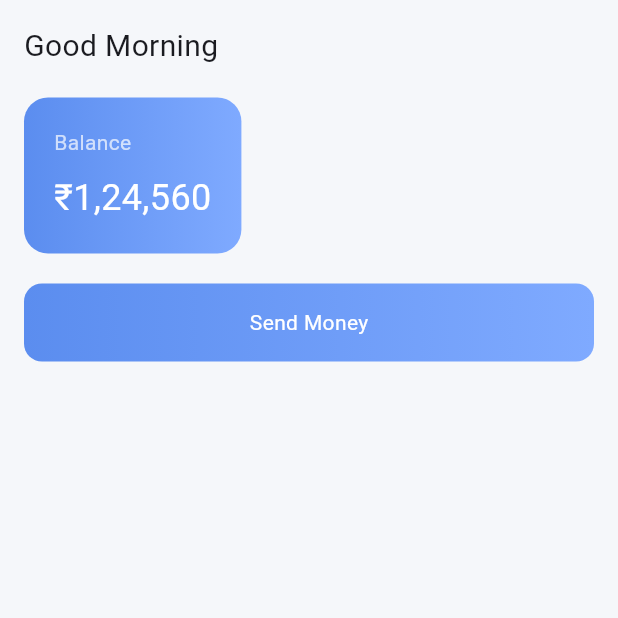
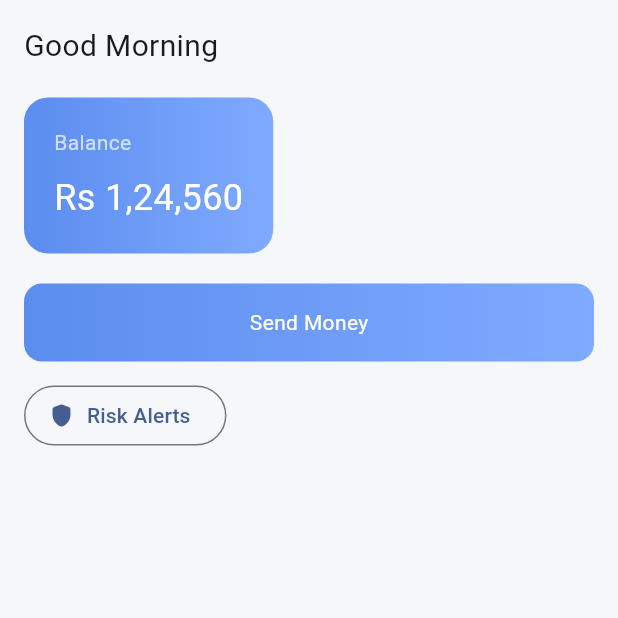
Before and after one commit to Karanam-Gowtham/Intelligent-Banking-System-with-Transformer-Based-Transaction-Intelligence, a Flutter app: the screen it shows after launch, on a phone screen of 412 x 824 dp, the top half of it. Run offline on Flutter 3.47's test engine with Material 3 defaults, Android fonts, the phone set to English and light mode, and no system bars; our stand-ins replace go_router.

Commit message:
fix: integrate risk alerts into main app flow

```diff
--- a/bank_ui/lib/features/home/home_screen.dart
+++ b/bank_ui/lib/features/home/home_screen.dart
@@ -1,47 +1,56 @@
 import 'package:flutter/material.dart';
+
 import '../../widgets/gradient_button.dart';
 
 class HomeScreen extends StatelessWidget {
+  const HomeScreen({super.key});
+
   @override
   Widget build(BuildContext context) {
     return Scaffold(
       body: SafeArea(
         child: Padding(
-          padding: EdgeInsets.all(16),
+          padding: const EdgeInsets.all(16),
           child: Column(
             crossAxisAlignment: CrossAxisAlignment.start,
             children: [
-              Text("Good Morning",
-                  style: TextStyle(fontSize: 20)),
-
-              SizedBox(height: 20),
-
+              const Text('Good Morning', style: TextStyle(fontSize: 20)),
+              const SizedBox(height: 20),
               Container(
-                padding: EdgeInsets.all(20),
+                padding: const EdgeInsets.all(20),
                 decoration: BoxDecoration(
-                  gradient: LinearGradient(
+                  gradient: const LinearGradient(
                     colors: [Color(0xFF5B8DEF), Color(0xFF7FAAFF)],
                   ),
                   borderRadius: BorderRadius.circular(16),
                 ),
                 child: Column(
                   crossAxisAlignment: CrossAxisAlignment.start,
-                  children: [
-                    Text("Balance", style: TextStyle(color: Colors.white70)),
+                  children: const [
+                    Text('Balance', style: TextStyle(color: Colors.white70)),
                     SizedBox(height: 10),
-                    Text("₹1,24,560",
-                        style: TextStyle(
-                            fontSize: 24, color: Colors.white)),
+                    Text(
+                      'Rs 1,24,560',
+                      style: TextStyle(fontSize: 24, color: Colors.white),
+                    ),
                   ],
                 ),
               ),
-
-              SizedBox(height: 20),
-
+              const SizedBox(height: 20),
               GradientButton(
-                text: "Send Money",
-                onTap: () {},
-              )
+                text: 'Send Money',
+                onTap: () {
+                  Navigator.pushNamed(context, '/transfer');
+                },
+              ),
+              const SizedBox(height: 12),
+              OutlinedButton.icon(
+                onPressed: () {
+                  Navigator.pushNamed(context, '/risk-alerts');
+                },
+                icon: const Icon(Icons.shield_rounded),
+                label: const Text('Risk Alerts'),
+              ),
             ],
           ),
         ),
--- a/bank_ui/lib/main.dart
+++ b/bank_ui/lib/main.dart
@@ -2,9 +2,12 @@ import 'package:flutter/material.dart';
 import 'package:provider/provider.dart';
 
 import 'core/constants/index.dart';
+import 'features/auth/login_screen.dart';
 import 'features/common/providers/risk_alerts_provider.dart';
 import 'features/common/risk_alerts_screen.dart';
+import 'features/common/success_screen.dart';
 import 'features/home/home_screen.dart';
+import 'features/transfer/transfer_screen.dart';
 
 void main() {
   runApp(const MyApp());
@@ -30,7 +33,11 @@ class MyApp extends StatelessWidget {
         ),
         initialRoute: '/',
         routes: {
-          '/': (context) => HomeScreen(),
+          '/': (context) => const HomeScreen(),
+          '/home': (context) => const HomeScreen(),
+          '/login': (context) => const LoginScreen(),
+          '/transfer': (context) => const TransferScreen(),
+          '/success': (context) => const SuccessScreen(),
           '/risk-alerts': (context) => const RiskAlertsScreen(),
         },
       ),
--- a/bank_ui/lib/widgets/input_field.dart
+++ b/bank_ui/lib/widgets/input_field.dart
@@ -1,14 +1,16 @@
+import 'package:flutter/material.dart';
+
 class CustomInput extends StatelessWidget {
   final String hint;
 
-  const CustomInput({required this.hint});
+  const CustomInput({super.key, required this.hint});
 
   @override
   Widget build(BuildContext context) {
     return TextField(
       decoration: InputDecoration(
         hintText: hint,
-        contentPadding: EdgeInsets.all(16),
+        contentPadding: const EdgeInsets.all(16),
       ),
     );
   }
```
Also changed, not shown: bank_ui/lib/features/auth/login_screen.dart (+19 -14 lines), bank_ui/lib/features/common/success_screen.dart (+8 -10 lines), bank_ui/lib/features/transfer/transfer_screen.dart (+15 -10 lines), 1 other file.
